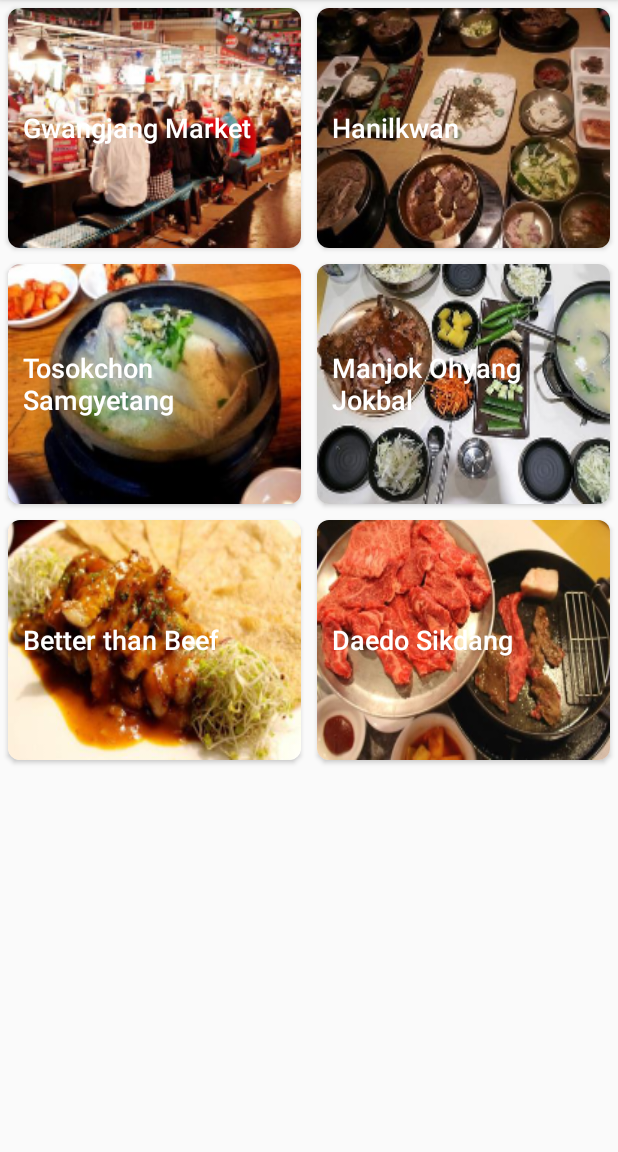
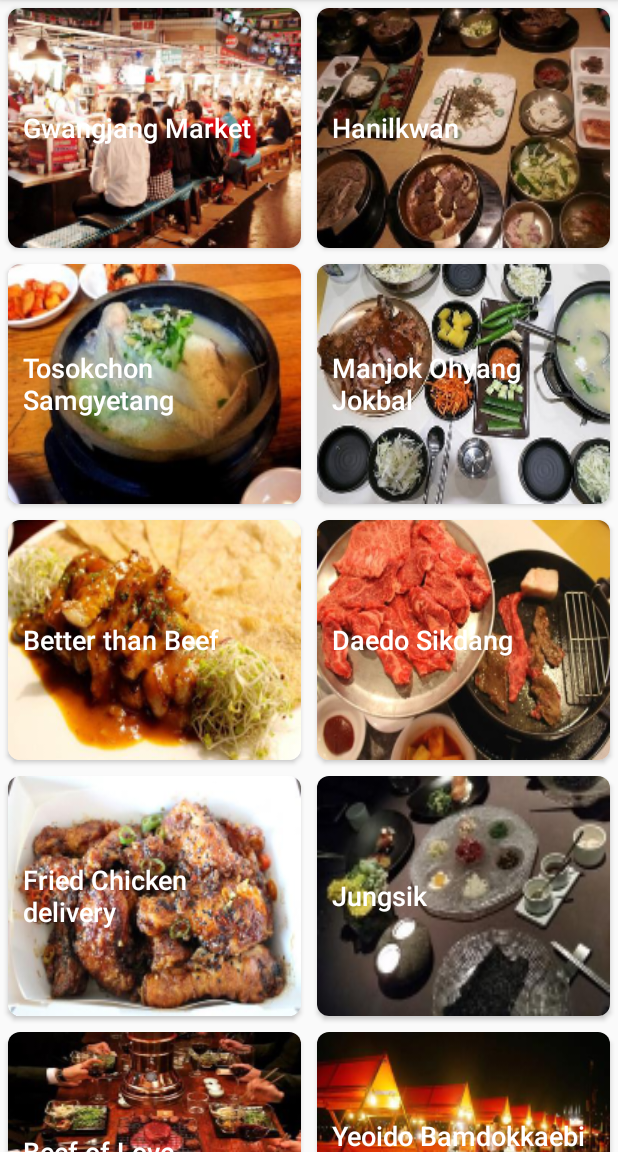
Before and after one commit to sooshin/android-Seoul-tour-guide, an Android app: the screen it shows after launch (MainActivity), in the side drawer, after a tap on "Food", on a phone screen of 412 x 824 dp, the part 84-1236 px from its top. Run offline under Robolectric (Android 15) with nearby library versions, the phone set to English and light mode, and no system bars.

Commit message:
Update Food, FoodAadater,FoodFragment

```diff
--- a/app/src/main/java/com/example/android/tourguide/Attraction.java
+++ b/app/src/main/java/com/example/android/tourguide/Attraction.java
@@ -159,8 +159,6 @@
 
 
 
-
-
     /**
      * Get the image resource Id of the place
      */
--- /dev/null
+++ b/app/src/main/java/com/example/android/tourguide/Food.java
@@ -0,0 +1,164 @@
+package com.example.android.tourguide;
+
+/**
+ * Created by sj on 12/3/2017.
+ */
+
+public class Food {
+
+    private int mFoodImageId;
+    private String mFoodName;
+    private String mFoodDescription;
+    private String mFoodAddress;
+    private String mFoodTransportation;
+    private String mFoodPhone;
+    private String mFoodWeb;
+    private String mFoodHours;
+    private String mFoodFee;
+
+    /**
+     * (For food)
+     * @param foodImageId
+     * @param foodName
+     * @param foodDescription
+     * @param foodAddress
+     * @param foodTransportation
+     * @param foodPhone
+     * @param foodWeb
+     * @param foodHours
+     * @param foodFee
+     */
+    public Food(int foodImageId, String foodName, String foodDescription,
+                      String foodAddress, String foodTransportation, String foodPhone,
+                      String foodWeb,String foodHours, String foodFee) {
+        mFoodImageId = foodImageId;
+        mFoodName = foodName;
+        mFoodDescription = foodDescription;
+        mFoodAddress = foodAddress;
+        mFoodTransportation = foodTransportation;
+        mFoodPhone = foodPhone;
+        mFoodWeb = foodWeb;
+        mFoodHours = foodHours;
+        mFoodFee = foodFee;
+    }
+
+    /**
+     * (For food, better than beef)
+     */
+    public Food(int foodImageId, String foodName, String foodDescription,
+                      String foodAddress, String foodTransportation, String foodPhone,
+                      String foodHours, String foodFee) {
+        mFoodImageId = foodImageId;
+        mFoodName = foodName;
+        mFoodDescription = foodDescription;
+        mFoodAddress = foodAddress;
+        mFoodTransportation = foodTransportation;
+        mFoodPhone = foodPhone;
+        mFoodHours = foodHours;
+        mFoodFee = foodFee;
+    }
+
+    /**
+     * For food, chicken
+     */
+    public Food(int foodImageId, String foodName, String foodDescription, String foodPhone,
+                String foodWeb,String foodHours, String foodFee) {
+        mFoodImageId = foodImageId;
+        mFoodName = foodName;
+        mFoodDescription = foodDescription;
+        mFoodPhone = foodPhone;
+        mFoodWeb = foodWeb;
+        mFoodHours = foodHours;
+        mFoodFee = foodFee;
+    }
+
+    /**
+     * for bamdokkaebi
+     * @param foodName
+     * @param foodImageId
+     * @param foodDescription
+     * @param foodAddress
+     * @param foodTransportation
+     * @param foodWeb
+     * @param foodHours
+     * @param foodFee
+     */
+    public Food(String foodName, int foodImageId, String foodDescription,
+                String foodAddress, String foodTransportation, String foodWeb,
+                String foodHours, String foodFee) {
+        mFoodImageId = foodImageId;
+        mFoodName = foodName;
+        mFoodDescription = foodDescription;
+        mFoodAddress = foodAddress;
+        mFoodTransportation = foodTransportation;
+        mFoodWeb = foodWeb;
+        mFoodHours = foodHours;
+        mFoodFee = foodFee;
+    }
+
+    /**
+     * Get the image resource Id of the food
+     */
+    public int getFoodImageId() {
+        return mFoodImageId;
+    }
+
+    /**
+     * Get the name of the food
+     */
+    public String getFoodName() {
+        return mFoodName;
+    }
+
+    /**
+     * Get the description of the food
+     */
+    public String getFoodDescription() {
+        return mFoodDescription;
+    }
+
+    /**
+     * Get the address of the food
+     */
+    String getFoodAddress() {
+        return mFoodAddress;
+    }
+
+    /**
+     * Get the transportation of the food
+     */
+    String getFoodTransportation() {
+        return mFoodTransportation;
+    }
+
+    /**
+     * Get the phone number of the food
+     */
+    String getFoodPhone() {
+        return mFoodPhone;
+    }
+
+    /**
+     * Get the web page of the food
+     */
+    String getFoodWeb() {
+        return mFoodWeb;
+    }
+
+    /**
+     * Get the hours of the food
+     */
+    String getFoodHours() {
+        return mFoodHours;
+    }
+
+    /**
+     * Get the Admission Fee of the food
+     */
+    String getFoodFee() {
+        return mFoodFee;
+    }
+
+
+
+}
--- a/app/src/main/java/com/example/android/tourguide/FoodAdapter.java
+++ b/app/src/main/java/com/example/android/tourguide/FoodAdapter.java
@@ -21,11 +21,11 @@
 
 public class FoodAdapter extends RecyclerView.Adapter<FoodAdapter.ViewHolder> {
     private Context mContext;
-    private List<Attraction> mAttractions;
+    private List<Food> mFoods;
 
-    public FoodAdapter(Context context, List<Attraction> attractions, int item_layout) {
+    public FoodAdapter(Context context, List<Food> attractions, int item_layout) {
         mContext = context;
-        mAttractions = attractions;
+        mFoods = attractions;
     }
 
     @Override
@@ -36,7 +36,7 @@
 
     @Override
     public int getItemCount() {
-        return mAttractions.size();
+        return mFoods.size();
     }
 
     public class ViewHolder extends RecyclerView.ViewHolder {
@@ -54,36 +54,36 @@
 
     @Override
     public void onBindViewHolder(ViewHolder holder, int position) {
-        final Attraction attraction = mAttractions.get(position);
-        Drawable drawable = ContextCompat.getDrawable(mContext, attraction.getAttractionImageId());
+        final Food attraction = mFoods.get(position);
+        Drawable drawable = ContextCompat.getDrawable(mContext, attraction.getFoodImageId());
         holder.imageView.setBackground(drawable);
-        holder.nameTextView.setText(attraction.getAttractionName());
+        holder.nameTextView.setText(attraction.getFoodName());
         holder.cardView.setOnClickListener(new View.OnClickListener() {
             @Override
             public void onClick(View view) {
-                Toast.makeText(mContext, attraction.getAttractionName(), Toast.LENGTH_SHORT).show();
+                Toast.makeText(mContext, attraction.getFoodName(), Toast.LENGTH_SHORT).show();
                 // Create a new intent to open the {@link DetailActivity}
                 Intent detailIntent = new Intent(mContext, DetailActivity.class);
 
                 // Pass value to {@link DetailActivity}
                 detailIntent.putExtra(mContext.getString(R.string.image_id),
-                        attraction.getAttractionImageId());
+                        attraction.getFoodImageId());
                 detailIntent.putExtra(mContext.getString(R.string.name),
-                        attraction.getAttractionName());
+                        attraction.getFoodName());
                 detailIntent.putExtra(mContext.getString(R.string.description),
-                        attraction.getAttractionDescription());
+                        attraction.getFoodDescription());
                 detailIntent.putExtra(mContext.getString(R.string.address),
-                        attraction.getAttractionAddress());
+                        attraction.getFoodAddress());
                 detailIntent.putExtra(mContext.getString(R.string.transport),
-                        attraction.getAttractionTransportation());
+                        attraction.getFoodTransportation());
                 detailIntent.putExtra(mContext.getString(R.string.phone),
-                        attraction.getAttractionPhone());
+                        attraction.getFoodPhone());
                 detailIntent.putExtra(mContext.getString(R.string.web),
-                        attraction.getAttractionWeb());
+                        attraction.getFoodWeb());
                 detailIntent.putExtra(mContext.getString(R.string.hours),
-                        attraction.getAttractionHours());
+                        attraction.getFoodHours());
                 detailIntent.putExtra(mContext.getString(R.string.fee),
-                        attraction.getAttractionFee());
+                        attraction.getFoodFee());
 
                 // Start the new activity
                 mContext.startActivity(detailIntent);
--- a/app/src/main/java/com/example/android/tourguide/FoodFragment.java
+++ b/app/src/main/java/com/example/android/tourguide/FoodFragment.java
@@ -17,7 +17,7 @@
 
 public class FoodFragment extends Fragment{
 
-    private List<Attraction> attractions;
+    private List<Food> foods;
     @Override
     public View onCreateView(LayoutInflater inflater, ViewGroup container, Bundle savedInstanceState) {
         View rootView = inflater.inflate(R.layout.fragment_food, container, false);
@@ -29,22 +29,22 @@
         recyclerView.setHasFixedSize(true);
         recyclerView.setLayoutManager(layoutManager);
 
-        // Create a list of attractions
-        attractions = new ArrayList<>();
+        // Create a list of foods
+        foods = new ArrayList<>();
 
-        // Add attractions to the list of attractions
-        addAttractions();
+        // Add foods to the list of foods
+        addFoods();
 
         // Make the recyclerView use the RecyclerAdapter
-        recyclerView.setAdapter(new FoodAdapter(getActivity(), attractions, R.layout.activity_main));
+        recyclerView.setAdapter(new FoodAdapter(getActivity(), foods, R.layout.activity_main));
         return rootView;
     }
 
     /**
-     * Add attractions to the list of attractions
+     * Add foods to the list of foods
      */
-    public void addAttractions() {
-        attractions.add(new Attraction(R.drawable.gwangjang,
+    public void addFoods() {
+        foods.add(new Food(R.drawable.gwangjang,
                 getString(R.string.gwangjang),
                 getString(R.string.gwangjang_des),
                 getString(R.string.gwangjang_address),
@@ -53,7 +53,7 @@
                 getString(R.string.gwangjang_web),
                 getString(R.string.gwangjang_hours),
                 getString(R.string.gwangjang_fee)));
-        attractions.add(new Attraction(R.drawable.hanilkwan,
+        foods.add(new Food(R.drawable.hanilkwan,
                 getString(R.string.hanilkwan),
                 getString(R.string.hanilkwan_des),
                 getString(R.string.hanilkwan_address),
@@ -62,7 +62,7 @@
                 getString(R.string.hanilkwan_web),
                 getString(R.string.hanilkwan_hours),
                 getString(R.string.hanilkwan_fee)));
-        attractions.add(new Attraction(R.drawable.tosokchon,
+        foods.add(new Food(R.drawable.tosokchon,
                 getString(R.string.tosokchon),
                 getString(R.string.tosokchon_des),
                 getString(R.string.tosokchon_address),
@@ -71,7 +71,7 @@
                 getString(R.string.tosokchon_web),
                 getString(R.string.tosokchon_hours),
                 getString(R.string.tosokchone_fee)));
-        attractions.add(new Attraction(R.drawable.jokbal,
+        foods.add(new Food(R.drawable.jokbal,
                 getString(R.string.jokbal),
                 getString(R.string.jokbal_des),
                 getString(R.string.jokbal_address),
@@ -80,7 +80,7 @@
                 getString(R.string.jokbal_web),
                 getString(R.string.jokbal_hours),
                 getString(R.string.jokbal_fee)));
-        attractions.add(new Attraction(R.drawable.better_than_beef,
+        foods.add(new Food(R.drawable.better_than_beef,
                 getString(R.string.better_than_beef),
                 getString(R.string.better_than_beef_des),
                 getString(R.string.better_than_beef_address),
@@ -88,7 +88,7 @@
                 getString(R.string.better_than_beef_phone),
                 getString(R.string.better_than_beef_hours),
                 getString(R.string.better_than_beef_fee)));
-        attractions.add(new Attraction(R.drawable.daedo,
+        foods.add(new Food(R.drawable.daedo,
                 getString(R.string.daedo),
                 getString(R.string.daedo_des),
                 getString(R.string.daedo_address),
@@ -97,8 +97,39 @@
                 getString(R.string.daedo_web),
                 getString(R.string.daedo_hours),
                 getString(R.string.daedo_fee)));
-
-
+        foods.add(new Food(R.drawable.chicken,
+                getString(R.string.chicken),
+                getString(R.string.chicken_des),
+                getString(R.string.chicken_phone),
+                getString(R.string.chicken_web),
+                getString(R.string.chicken_hours),
+                getString(R.string.chicken_fee)));
+        foods.add(new Food(R.drawable.jungsik,
+                getString(R.string.jungsik),
+                getString(R.string.jungsik_des),
+                getString(R.string.jungsik_address),
+                getString(R.string.jungsik_transport),
+                getString(R.string.jungsik_phone),
+                getString(R.string.jungsik_web),
+                getString(R.string.jungsik_hours),
+                getString(R.string.jungsik_fee)));
+        foods.add(new Food(R.drawable.beef_sarang,
+                getString(R.string.beef_sarang),
+                getString(R.string.beef_sarang_des),
+                getString(R.string.beef_sarang_address),
+                getString(R.string.beef_sarang_transport),
+                getString(R.string.beef_sarang_phone),
+                getString(R.string.beef_sarang_web),
+                getString(R.string.beef_sarang_hours),
+                getString(R.string.beef_sarang_fee)));
+        foods.add(new Food(getString(R.string.bamdokkaebi),
+                R.drawable.bamdokkaebi,
+                getString(R.string.bamdokkaebi_des),
+                getString(R.string.bamdokkaebi_address),
+                getString(R.string.bamdokkaebi_transport),
+                getString(R.string.bamdokkaebi_web),
+                getString(R.string.bamdokkaebi_hours),
+                getString(R.string.bamdokkaebi_fee)));
 
     }
 }
```
